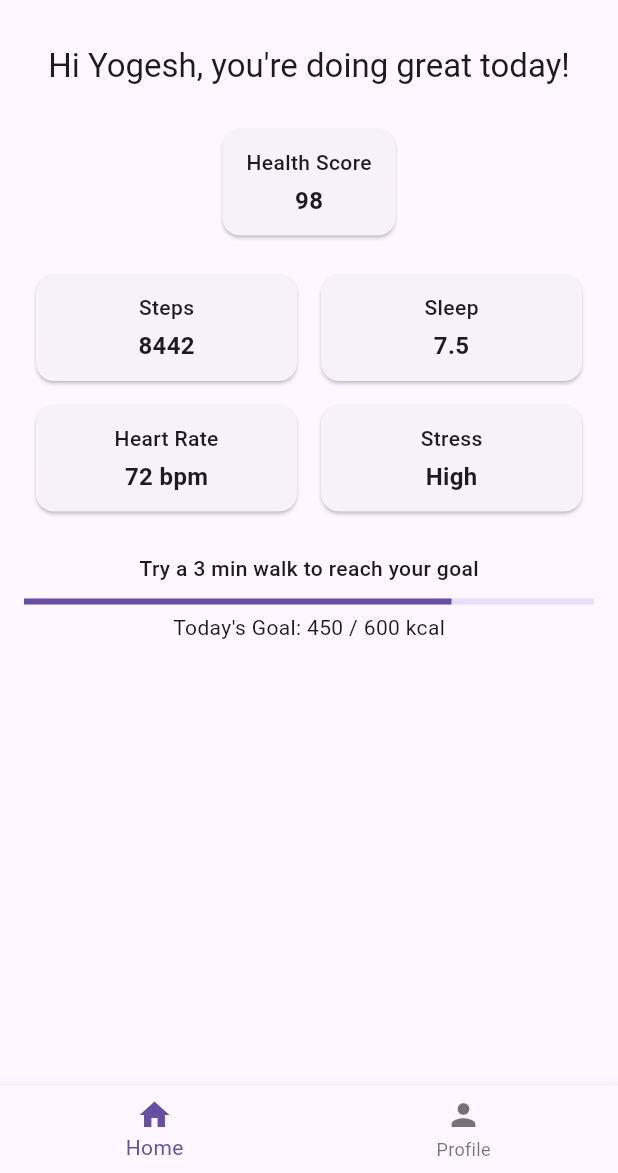
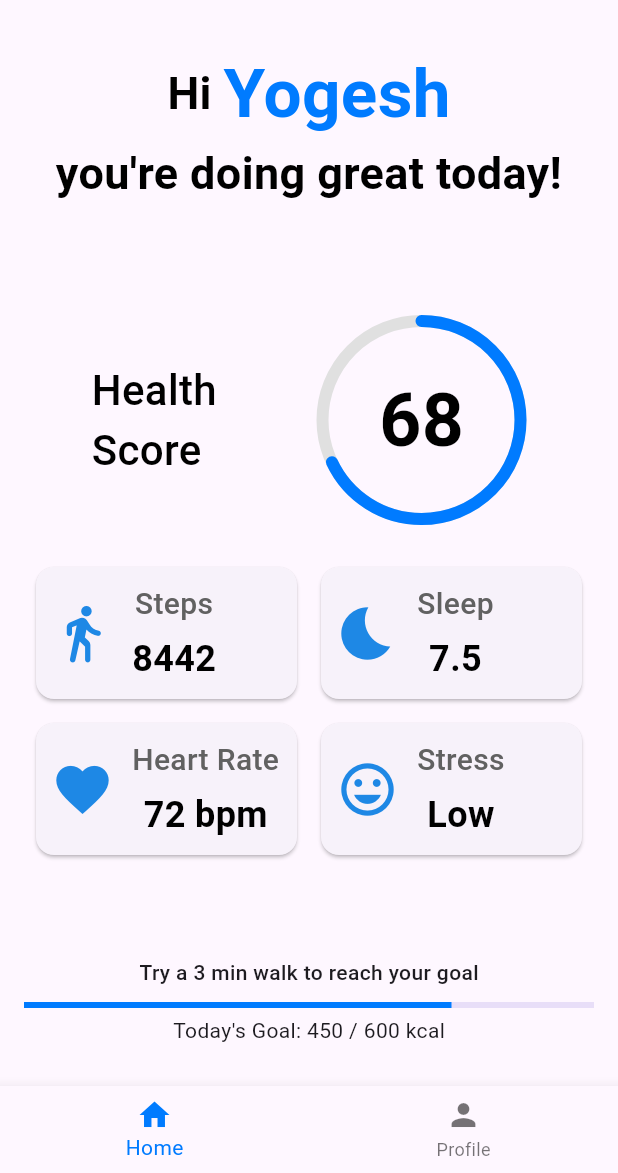
Before and after one commit to YogeshKumarYadav/FitMentor, a Flutter app: the screen it shows after launch, on a phone screen of 412 x 824 dp, the part 63-1236 px from its top. Run offline on Flutter 3.47's test engine with Material 3 defaults, Android fonts, the phone set to English and light mode, and no system bars.

Commit message:
Updated Home widgets and refactored code

```diff
--- a/lib/app/slider.dart
+++ b/lib/app/slider.dart
@@ -1,9 +1,7 @@
 import 'package:flutter/material.dart';
-import '../constants/constant.dart';
-import '../data/models/user_profile.dart';
+import '../core/constants.dart';
 import '../features/home.dart';
 import '../features/profile.dart';
-import '../features/suggestions.dart';
 
 class SliderWidget extends StatefulWidget {
   const SliderWidget({super.key});
@@ -19,17 +17,14 @@ class _SliderWidgetState extends State<SliderWidget> {
     BottomNavigationBarItem(
         icon: const Icon(Icons.home),
         label: "Home",
-        backgroundColor: scaffoldBackgroundColor
     ),
     // BottomNavigationBarItem(
     //     icon: const Icon(Icons.insights),
     //     label: "Insights",
-    //     // backgroundColor: scaffoldBackgroundColor
     // ),
     BottomNavigationBarItem(
         icon: const Icon(Icons.person),
         label: "Profile",
-        backgroundColor: scaffoldBackgroundColor
     ),
   ];
 
@@ -38,9 +33,9 @@ class _SliderWidgetState extends State<SliderWidget> {
     return Scaffold(
       body: PageView(
         controller: pagecontroller,
-        onPageChanged: (newindex) {
+        onPageChanged: (newIndex) {
           setState(() {
-            cur_index = newindex;
+            cur_index = newIndex;
           });
         },
         children: [
@@ -50,7 +45,7 @@ class _SliderWidgetState extends State<SliderWidget> {
       ),
       bottomNavigationBar: BottomNavigationBar(
           currentIndex: cur_index,
-          // fixedColor: Colors.white,
+          fixedColor: Color(0xFF007BFF),
           items: navigation_items,
           onTap: (newIndex) {
             setState(() {
--- a/lib/constants/constant.dart
+++ /dev/null
@@ -1,16 +0,0 @@
-import 'dart:ui';
-
-import '../data/models/user_profile.dart';
-
-Color scaffoldBackgroundColor = const Color(0xFF343541);
-Color cardColor = const Color(0xFF444654);
-
-final defaultUser = UserProfile(
-  id: 'U_00001',
-  name: 'Alex Carter',
-  age: 29,
-  gender: 'Male',
-  height: 175.0,
-  weight: 72.0,
-  medicalConditions: ['None'],
-);
--- a/lib/core/constants.dart
+++ b/lib/core/constants.dart
@@ -0,0 +1,16 @@
+import 'dart:ui';
+
+import '../data/models/user_profile_model.dart';
+
+Color scaffoldBackgroundColor = const Color(0xFF343541);
+Color cardColor = const Color(0xFF444654);
+
+final defaultUser = UserProfile(
+  id: 'U_00001',
+  name: 'Alex Carter',
+  age: 29,
+  gender: 'Male',
+  height: 175.0,
+  weight: 72.0,
+  medicalConditions: ['None'],
+);
--- a/lib/core/services/health_service.dart
+++ b/lib/core/services/health_service.dart
@@ -1,12 +1,13 @@
-import 'package:fit_mentor/data/models/health_stats.dart';
+import 'package:fit_mentor/data/models/health_stats_model.dart';
 
 class HealthService {
 
   final health_stats = HealthStats(
+    name: "Yogesh",
     steps: 8442,
     sleep: 7.5,
     heartRate: 72,
-    stress: STRESS.High,
+    stress: STRESS.Low,
     calories: 450,
   );
 
@@ -16,6 +17,7 @@ class HealthService {
 
   Map<String, dynamic> getTodayHealthData() {
     return {
+      "name": health_stats.name,
       "steps": health_stats.steps,
       "sleep": health_stats.sleep,
       "heartRate": health_stats.heartRate,
--- a/lib/data/models/health_stats.dart
+++ b/lib/data/models/health_stats_model.dart
@@ -1,6 +1,7 @@
 enum STRESS {Low, Moderate, High}
 
 class HealthStats {
+  final String name;
   final int steps;
   final double sleep;
   final int heartRate;
@@ -8,6 +9,7 @@ class HealthStats {
   final double calories;
 
   HealthStats({
+    required this.name,
     required this.steps,
     required this.sleep,
     required this.heartRate,
--- a/lib/features/home.dart
+++ b/lib/features/home.dart
@@ -1,5 +1,6 @@
+import 'package:fit_mentor/features/widgets/health_score_card.dart';
+import 'package:fit_mentor/features/widgets/welcome_text_card.dart';
 import 'package:flutter/material.dart';
-import '../constants/constant.dart';
 import 'widgets/health_stat_card.dart';
 import '../core/services/health_service.dart';
 import '../ml/ml_service.dart';
@@ -10,8 +11,9 @@ class HomeScreen extends StatelessWidget {
   @override
   Widget build(BuildContext context) {
     final healthData = HealthService().getTodayHealthData();
+
     // final score = MLService().getHealthScore(healthData);
-    final score = 98; // will replace this with above line
+    final score = 68; // will replace this with above line
 
     return Scaffold(
       // backgroundColor: cardColor,
@@ -20,22 +22,22 @@ class HomeScreen extends StatelessWidget {
         padding: const EdgeInsets.all(16),
         child: Column(
           children: [
-            Text("Hi Yogesh, you're doing great today!", style: Theme.of(context).textTheme.titleLarge),
+            WelcomeText(name: healthData["name"]),
+            const SizedBox(height: 30),
+            HealthScoreCircle(score: score),
             const SizedBox(height: 20),
-            HealthStatCard(title: "Health Score", value: "$score"),
-            const SizedBox(height: 10),
             Row(children: [
-              Expanded(child: HealthStatCard(title: "Steps", value: healthData["steps"].toString())),
-              Expanded(child: HealthStatCard(title: "Sleep", value: healthData["sleep"].toString())),
+              Expanded(child: HealthStatCard(icon: Icons.directions_walk_rounded, title: "Steps", value: healthData["steps"].toString())),
+              Expanded(child: HealthStatCard(icon: Icons.bedtime, title: "Sleep", value: healthData["sleep"].toString())),
             ]),
             Row(children: [
-              Expanded(child: HealthStatCard(title: "Heart Rate", value: "${healthData["heartRate"]} bpm")),
-              Expanded(child: HealthStatCard(title: "Stress", value: healthData["stress"])),
+              Expanded(child: HealthStatCard(icon: Icons.favorite, title: "Heart Rate", value: "${healthData["heartRate"]} bpm")),
+              Expanded(child: HealthStatCard(icon: Icons.mood, title: "Stress", value: healthData["stress"])),
             ]),
-            const SizedBox(height: 20),
+            const SizedBox(height: 60),
             const Text("Try a 3 min walk to reach your goal", style: TextStyle(fontWeight: FontWeight.w500)),
             const SizedBox(height: 10),
-            LinearProgressIndicator(value: 450 / 600),
+            LinearProgressIndicator(value: 450 / 600, color: Color(0xFF007BFF)),
             const SizedBox(height: 5),
             const Text("Today's Goal: 450 / 600 kcal"),
           ],
--- a/lib/features/profile.dart
+++ b/lib/features/profile.dart
@@ -1,6 +1,5 @@
 import 'package:flutter/material.dart';
-import '../constants/constant.dart';
-import '../data/models/user_profile.dart';
+import '../data/models/user_profile_model.dart';
 import 'widgets/profile_card.dart';
 
 class ProfileScreen extends StatelessWidget {
--- /dev/null
+++ b/lib/features/widgets/health_score_card.dart
@@ -0,0 +1,168 @@
+import 'package:flutter/material.dart';
+import 'dart:math' as math;
+
+class HealthScoreCircle extends StatelessWidget {
+  final int score;
+  final int maxScore;
+  final double radius;
+  final double strokeWidth;
+  final Color progressColor;
+  final Color backgroundColor;
+  final String label;
+
+  const HealthScoreCircle({
+    super.key,
+    required this.score,
+    this.maxScore = 100,
+    this.radius = 70.0,
+    this.strokeWidth = 8.0,
+    this.progressColor = const Color(0xFF007BFF),
+    this.backgroundColor = const Color(0xFFE0E0E0),
+    this.label = "Health Score",
+  });
+
+  @override
+  Widget build(BuildContext context) {
+    return Row(
+      mainAxisSize: MainAxisSize.min,
+      children: [
+        SizedBox(
+          width: 100,
+          child: Text(
+          label,
+          style: TextStyle(
+            fontSize: 28,
+            fontWeight: FontWeight.w500,
+            color: Colors.black,
+          ),
+        ),),
+        const SizedBox(width: 50),
+        SizedBox(
+          width: radius * 2,
+          height: radius * 2,
+          child: CustomPaint(
+            painter: _ScoreCirclePainter(
+              score: score,
+              maxScore: maxScore,
+              strokeWidth: strokeWidth,
+              progressColor: progressColor,
+              backgroundColor: backgroundColor,
+            ),
+            child: Center(
+              child: Text(
+                score.toString(),
+                style: TextStyle(
+                  fontSize: radius * 0.7,
+                  fontWeight: FontWeight.bold,
+                  color: Colors.black,
+                ),
+              ),
+            ),
+          ),
+        ),
+      ],
+    );
+  }
+}
+
+// CustomPainter to draw the circular progress bar
+class _ScoreCirclePainter extends CustomPainter {
+  final int score;
+  final int maxScore;
+  final double strokeWidth;
+  final Color progressColor;
+  final Color backgroundColor;
+
+  _ScoreCirclePainter({
+    required this.score,
+    required this.maxScore,
+    required this.strokeWidth,
+    required this.progressColor,
+    required this.backgroundColor,
+  });
+
+  @override
+  void paint(Canvas canvas, Size size) {
+    final center = Offset(size.width / 2, size.height / 2);
+    // Adjust radius to account for stroke width so it draws within bounds
+    final drawRadius = (size.width / 2) - (strokeWidth / 2);
+
+    // Paint for the background track
+    final backgroundPaint = Paint()
+      ..color = backgroundColor
+      ..strokeWidth = strokeWidth
+      ..style = PaintingStyle.stroke
+      ..strokeCap = StrokeCap.round; // Rounded ends for the track
+
+    // Paint for the progress arc
+    final progressPaint = Paint()
+      ..color = progressColor
+      ..strokeWidth = strokeWidth
+      ..style = PaintingStyle.stroke
+      ..strokeCap = StrokeCap.round; // Rounded ends for the progress
+
+    // Draw the background circle track (full 360 degrees)
+    canvas.drawArc(
+      Rect.fromCircle(center: center, radius: drawRadius),
+      -math.pi / 2, // Start from the top (12 o'clock)
+      math.pi * 2, // Sweep 360 degrees
+      false, // Do not include center (for a hollow arc)
+      backgroundPaint,
+    );
+
+    // Calculate the sweep angle for the progress based on score
+    final progress = score / maxScore;
+    final sweepAngle = math.pi * 2 * progress; // Full circle (2*pi) * percentage
+
+    // Draw the progress arc
+    canvas.drawArc(
+      Rect.fromCircle(center: center, radius: drawRadius),
+      -math.pi / 2, // Start from the top (12 o'clock)
+      sweepAngle, // Sweep based on calculated progress
+      false, // Do not include center
+      progressPaint,
+    );
+  }
+
+  @override
+  bool shouldRepaint(covariant _ScoreCirclePainter oldDelegate) {
+    // Repaint only if any relevant property changes
+    return oldDelegate.score != score ||
+        oldDelegate.maxScore != maxScore ||
+        oldDelegate.strokeWidth != strokeWidth ||
+        oldDelegate.progressColor != progressColor ||
+        oldDelegate.backgroundColor != backgroundColor;
+  }
+}
+
+// Example Usage (to demonstrate how to use HealthScoreCircle)
+void main() {
+  runApp(MaterialApp(
+    home: Scaffold(
+      appBar: AppBar(title: const Text('Health Score Demo')),
+      body: Center(
+        child: Column(
+          mainAxisAlignment: MainAxisAlignment.center,
+          children: [
+            // Example Health Score Circle
+            HealthScoreCircle(
+              score: 76,
+              radius: 60.0, // Slightly smaller radius for the demo
+              strokeWidth: 8.0,
+              progressColor: const Color(0xFF007BFF), // Custom blue
+              backgroundColor: const Color(0xFFE0E0E0),
+              label: "Health Score",
+            ),
+            const SizedBox(height: 30),
+            HealthScoreCircle(
+              score: 45,
+              radius: 50.0,
+              progressColor: Colors.orange,
+              label: "Daily Progress",
+            ),
+          ],
+        ),
+      ),
+    ),
+  ));
+}
--- a/lib/features/widgets/health_stat_card.dart
+++ b/lib/features/widgets/health_stat_card.dart
@@ -3,20 +3,55 @@ import 'package:flutter/material.dart';
 class HealthStatCard extends StatelessWidget {
   final String title;
   final String value;
+  final IconData icon;
 
-  const   HealthStatCard({required this.title, required this.value, super.key});
+  const HealthStatCard({
+    required this.title,
+    required this.value,
+    required this.icon,
+    super.key,
+  });
 
   @override
   Widget build(BuildContext context) {
     return Card(
       margin: const EdgeInsets.all(8),
       child: Padding(
-        padding: const EdgeInsets.symmetric(vertical: 12, horizontal: 16),
-        child: Column(
+        padding: const EdgeInsets.symmetric(vertical: 10, horizontal: 10),
+        child: Row(
+          crossAxisAlignment: CrossAxisAlignment.start,
           children: [
-            Text(title, style: const TextStyle(fontSize: 14, fontWeight: FontWeight.w500)),
-            const SizedBox(height: 4),
-            Text(value, style: const TextStyle(fontSize: 16, fontWeight: FontWeight.bold)),
+            Row(
+              children: [
+                Icon(
+                  icon,
+                  color: Colors.blue[600],
+                  size: 42,
+                ),
+                const SizedBox(width: 12),
+                Column(
+                  children: [
+                    Text(
+                      title,
+                      style: TextStyle(
+                        fontSize: 20,
+                        fontWeight: FontWeight.w500,
+                        color: Colors.grey[700],
+                      ),
+                    ),
+                    const SizedBox(height: 5),
+                    Text(
+                      value,
+                      style: const TextStyle(
+                        fontSize: 24,
+                        fontWeight: FontWeight.bold,
+                        color: Colors.black,
+                      ),
+                    ),
+                  ],
+                )
+              ],
+            ),
           ],
         ),
       ),
--- a/lib/features/widgets/profile_card.dart
+++ b/lib/features/widgets/profile_card.dart
@@ -1,5 +1,5 @@
 import 'package:flutter/material.dart';
-import '../../data/models/user_profile.dart';
+import '../../data/models/user_profile_model.dart';
 
 class ProfileCard extends StatelessWidget {
   final UserProfile profile;
--- /dev/null
+++ b/lib/features/widgets/welcome_text_card.dart
@@ -0,0 +1,52 @@
+import 'package:flutter/cupertino.dart';
+import 'package:flutter/material.dart';
+
+class WelcomeText extends StatelessWidget {
+  final String name;
+
+  const WelcomeText({
+    required this.name,
+    super.key
+  });
+
+  @override
+  Widget build(BuildContext context) {
+    return SizedBox(
+        height: 150,
+        child: Column(
+          children: [
+            Row(
+              mainAxisSize: MainAxisSize.min,
+              mainAxisAlignment: MainAxisAlignment.start,
+              children: [
+                Text("Hi ",
+                  // textAlign: TextAlign.center,
+                  style: const TextStyle(
+                    fontSize: 30,
+                    fontWeight: FontWeight.bold,
+                    color: Colors.black,
+                  ),
+                ),
+                Text(name,
+                  // textAlign: TextAlign.center,
+                  style: const TextStyle(
+                    fontSize: 45,
+                    fontWeight: FontWeight.bold,
+                    color: Color(0xFF007BFF),
+                  ),
+                ),
+              ],
+            ),
+            Text("you're doing great today!",
+              textAlign: TextAlign.center,
+              style: const TextStyle(
+                fontSize: 30,
+                fontWeight: FontWeight.bold,
+                color: Colors.black,
+              ),
+            ),
+          ],
+        )
+    );
+  }
+}
```
Also changed, not shown: lib/data/models/model_data.dart (deleted), lib/data/models/user_profile_model.dart (renamed from lib/data/models/user_profile.dart), lib/features/widgets/utils_widget.dart (deleted).
